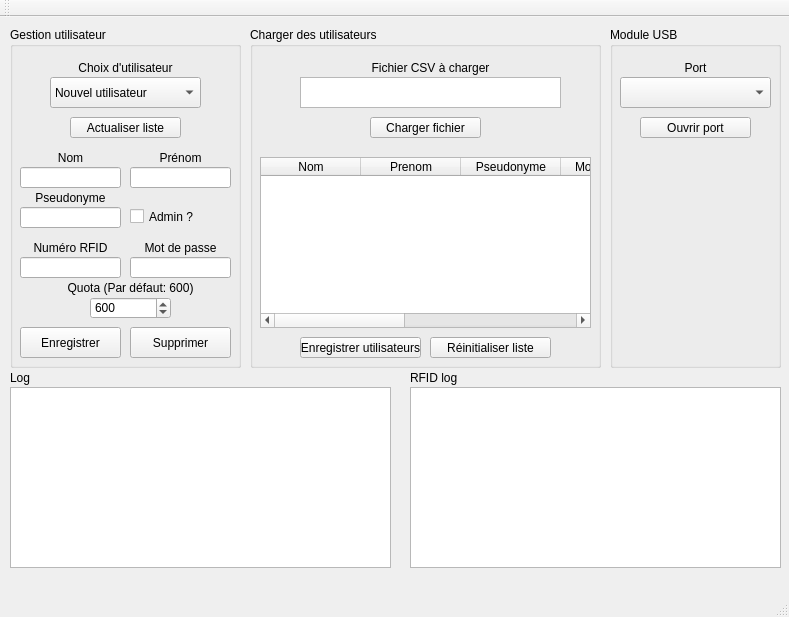
This is AdministratorApp/AdministratorApp.ui in YannFauquembergue/GestionAbri as Qt 5 draws it before an edit. The edited form follows.
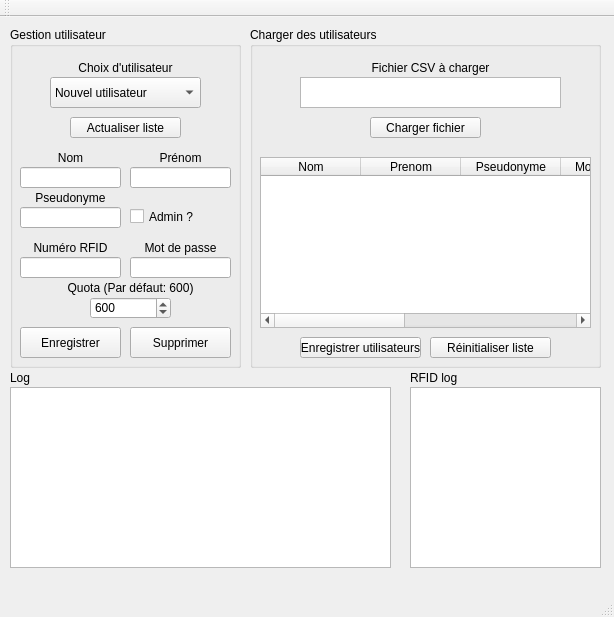
This is the edited form.

```diff
--- a/AdministratorApp/AdministratorApp.ui
+++ b/AdministratorApp/AdministratorApp.ui
@@ -6,7 +6,7 @@
    <rect>
     <x>0</x>
     <y>0</y>
-    <width>789</width>
+    <width>614</width>
     <height>617</height>
    </rect>
   </property>
@@ -328,58 +328,6 @@
      <string>Log</string>
     </property>
    </widget>
-   <widget class="QGroupBox" name="moduleBox">
-    <property name="geometry">
-     <rect>
-      <x>610</x>
-      <y>10</y>
-      <width>171</width>
-      <height>341</height>
-     </rect>
-    </property>
-    <property name="title">
-     <string>Module USB</string>
-    </property>
-    <widget class="QLabel" name="moduleLabel">
-     <property name="geometry">
-      <rect>
-       <x>10</x>
-       <y>30</y>
-       <width>151</width>
-       <height>21</height>
-      </rect>
-     </property>
-     <property name="text">
-      <string>Port</string>
-     </property>
-     <property name="alignment">
-      <set>Qt::AlignCenter</set>
-     </property>
-    </widget>
-    <widget class="QComboBox" name="moduleCombo">
-     <property name="geometry">
-      <rect>
-       <x>10</x>
-       <y>50</y>
-       <width>151</width>
-       <height>31</height>
-      </rect>
-     </property>
-    </widget>
-    <widget class="QPushButton" name="openPortButton">
-     <property name="geometry">
-      <rect>
-       <x>30</x>
-       <y>90</y>
-       <width>111</width>
-       <height>21</height>
-      </rect>
-     </property>
-     <property name="text">
-      <string>Ouvrir port</string>
-     </property>
-    </widget>
-   </widget>
    <widget class="QGroupBox" name="loadUsersBox">
     <property name="geometry">
      <rect>
@@ -511,7 +459,7 @@
      <rect>
       <x>410</x>
       <y>370</y>
-      <width>371</width>
+      <width>191</width>
       <height>181</height>
      </rect>
     </property>
```
Left out of the diff: 18 changed lines with no effect on the pictures.
